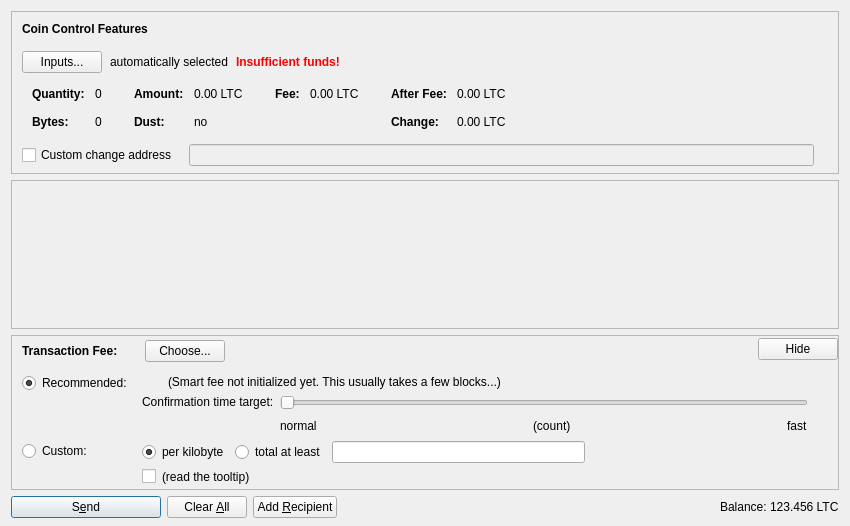
Old version of the form src/qt/forms/sendcoinsdialog.ui in the repository faical-yannick-congo/mobicoin.
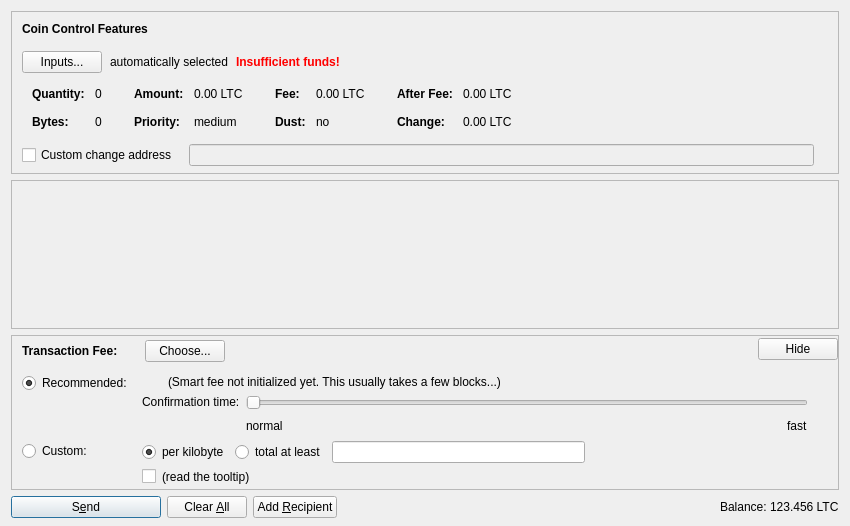
New version of the form. Icons and pictures are not drawn. Custom widgets are drawn as their Qt base class.

Patch:
```diff
--- a/src/qt/forms/sendcoinsdialog.ui
+++ b/src/qt/forms/sendcoinsdialog.ui
@@ -332,7 +332,7 @@
                 </widget>
                </item>
                <item row="1" column="0">
-                <widget class="QLabel" name="labelCoinControlLowOutputText">
+                <widget class="QLabel" name="labelCoinControlPriorityText">
                  <property name="font">
                   <font>
                    <weight>75</weight>
@@ -340,12 +340,12 @@
                   </font>
                  </property>
                  <property name="text">
-                  <string>Dust:</string>
+                  <string>Priority:</string>
                  </property>
                 </widget>
                </item>
                <item row="1" column="1">
-                <widget class="QLabel" name="labelCoinControlLowOutput">
+                <widget class="QLabel" name="labelCoinControlPriority">
                  <property name="cursor">
                   <cursorShape>IBeamCursor</cursorShape>
                  </property>
@@ -353,7 +353,7 @@
                   <enum>Qt::ActionsContextMenu</enum>
                  </property>
                  <property name="text">
-                  <string notr="true">no</string>
+                  <string notr="true">medium</string>
                  </property>
                  <property name="textInteractionFlags">
                   <set>Qt::LinksAccessibleByMouse|Qt::TextSelectableByKeyboard|Qt::TextSelectableByMouse</set>
@@ -411,6 +411,35 @@
                  </property>
                 </widget>
                </item>
+               <item row="1" column="0">
+                <widget class="QLabel" name="labelCoinControlLowOutputText">
+                 <property name="font">
+                  <font>
+                   <weight>75</weight>
+                   <bold>true</bold>
+                  </font>
+                 </property>
+                 <property name="text">
+                  <string>Dust:</string>
+                 </property>
+                </widget>
+               </item>
+               <item row="1" column="1">
+                <widget class="QLabel" name="labelCoinControlLowOutput">
+                 <property name="cursor">
+                  <cursorShape>IBeamCursor</cursorShape>
+                 </property>
+                 <property name="contextMenuPolicy">
+                  <enum>Qt::ActionsContextMenu</enum>
+                 </property>
+                 <property name="text">
+                  <string notr="true">no</string>
+                 </property>
+                 <property name="textInteractionFlags">
+                  <set>Qt::LinksAccessibleByMouse|Qt::TextSelectableByKeyboard|Qt::TextSelectableByMouse</set>
+                 </property>
+                </widget>
+               </item>
               </layout>
              </item>
              <item>
@@ -1031,7 +1060,7 @@
                    <item>
                     <widget class="QLabel" name="labelSmartFee3">
                      <property name="text">
-                      <string>Confirmation time target:</string>
+                      <string>Confirmation time:</string>
                      </property>
                      <property name="margin">
                       <number>2</number>
@@ -1064,7 +1093,7 @@
                       <number>0</number>
                      </property>
                      <property name="maximum">
-                      <number>23</number>
+                      <number>24</number>
                      </property>
                      <property name="pageStep">
                       <number>1</number>
@@ -1095,26 +1124,6 @@
                        </property>
                       </widget>
                      </item>
-                     <item>
-                      <spacer name="horizontalSpacer_7">
-                       <property name="orientation">
-                        <enum>Qt::Horizontal</enum>
-                       </property>
-                       <property name="sizeHint" stdset="0">
-                        <size>
-                         <width>40</width>
-                         <height>20</height>
-                        </size>
-                       </property>
-                      </spacer>
-                     </item>
-                     <item>
-                      <widget class="QLabel" name="confirmationTargetLabel">
-                       <property name="text">
-                        <string notr="true">(count)</string>
-                       </property>
-                      </widget>
-                     </item>
                      <item>
                       <spacer name="horizontalSpacer_3">
                        <property name="orientation">
```
